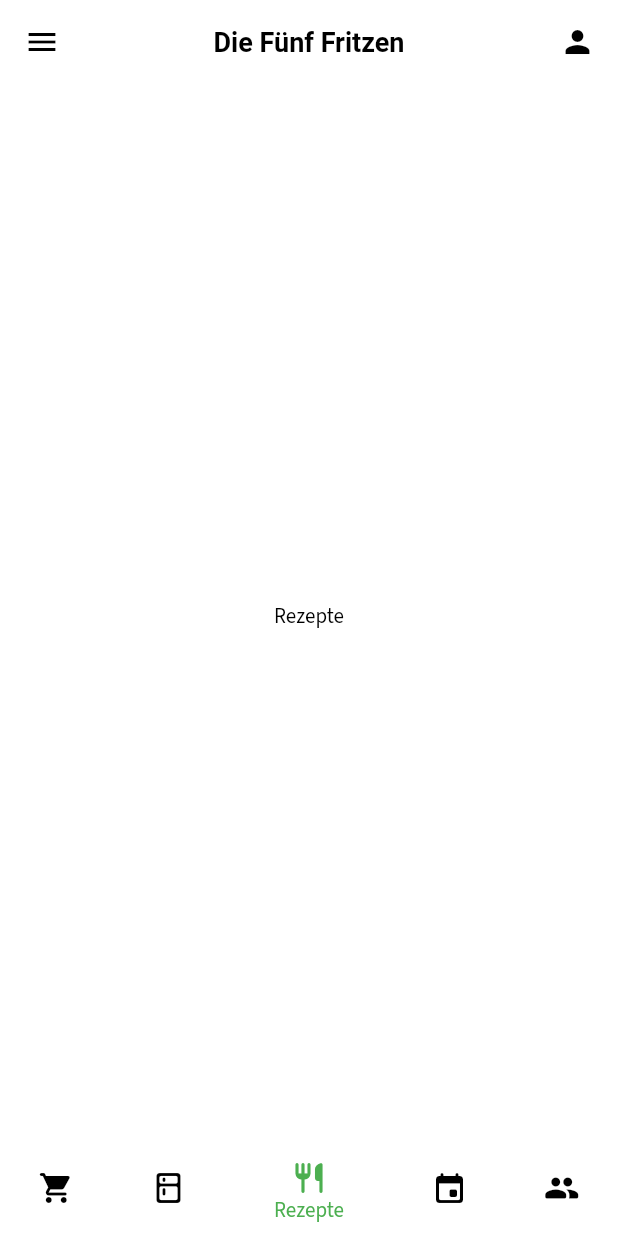
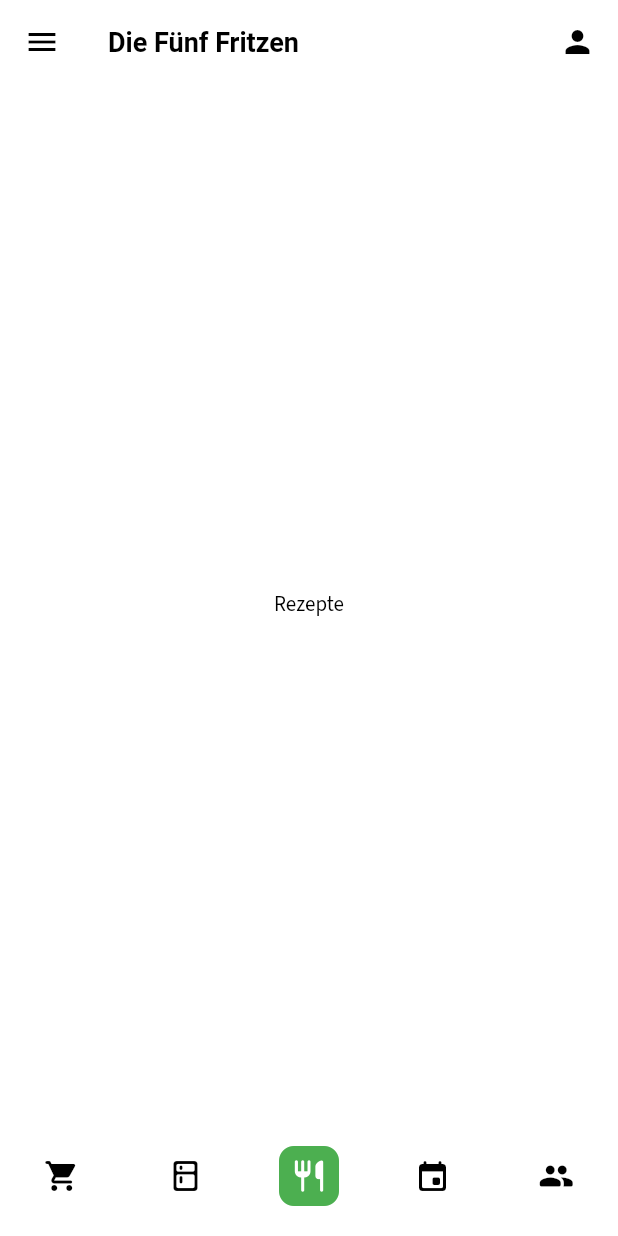
Before and after one commit to Cooljungs/Meal-Manager, a Flutter app: the screen it shows after launch, on a phone screen of 412 x 824 dp. Run offline on Flutter 3.47's test engine with Material 2 defaults, Android fonts, the phone set to English and light mode, and no system bars; our stand-ins replace google_fonts.

Commit message:
Neues Icon + Einkaufsliste Upgrade

```diff
--- a/lib/.themes.dart
+++ b/lib/.themes.dart
@@ -16,9 +16,10 @@
       primaryColor: Colors.white,
       primarySwatch: white,
       accentColor: Colors.black,
-      highlightColor: Colors.green,
+      focusColor: Colors.green,
       cardColor: Colors.grey[100],
       canvasColor: Colors.white,
+      disabledColor: Colors.green.withOpacity(0.2),
       backgroundColor: Colors.grey[100],
       scaffoldBackgroundColor: Colors.white,
       visualDensity: VisualDensity.adaptivePlatformDensity,
@@ -29,6 +30,10 @@
           backgroundColor: Colors.red,
         ),
       ),
+
+      iconTheme: IconThemeData(color: Colors.black),
+      primaryIconTheme: IconThemeData(color: Colors.black),
+      accentIconTheme: IconThemeData(color: Colors.black),
 
       /// text
       primaryTextTheme:
@@ -79,7 +84,7 @@
       primaryColor: Colors.black,
       primarySwatch: black,
       accentColor: Colors.white,
-      highlightColor: Colors.green,
+      focusColor: Colors.green,
       cardColor: Colors.black,
       canvasColor: Colors.black,
       backgroundColor: Colors.grey[900],
@@ -92,6 +97,8 @@
           backgroundColor: Colors.red,
         ),
       ),
+
+      iconTheme: IconThemeData(color: Colors.black),
 
       /// text
       primaryTextTheme:
--- a/lib/main.dart
+++ b/lib/main.dart
@@ -1,8 +1,9 @@
 import 'package:flutter/material.dart';
+import 'package:meal_manager/presentation/app_icons.dart';
 import '.themes.dart';
 import 'pageShopping.dart';
 import 'pageFridge.dart';
-import 'pageHome.dart';
+import 'pageRecipes.dart';
 import 'pageWeek.dart';
 import 'pageGroup.dart';
 
@@ -25,8 +26,8 @@
 class _MainState extends State<Main> {
   final PageController controller = PageController(initialPage: 0);
 
-  List pageList = [Shopping(), Fridge(), Home(), Week(), Group()];
-  int current_index = 2;
+  List pageList = [Shopping(), Fridge(), Recipes(), Week(), Group()];
+  int currentIndex = 2;
 
   @override
   Widget build(BuildContext context) {
@@ -37,18 +38,20 @@
           title: Text("Die Fünf Fritzen"),
           actions: [Icon(Icons.person), SizedBox(height: 5, width: 15)],
           elevation: 0,
-          centerTitle: true,
+          centerTitle: false,
         ),
-        body: pageList[current_index],
+        body: pageList[currentIndex],
         bottomNavigationBar: BottomNavigationBar(
-          currentIndex: current_index,
+          currentIndex: currentIndex,
+          type: BottomNavigationBarType.fixed,
           elevation: 0,
-          selectedItemColor: Theme.of(context).highlightColor,
+          selectedItemColor: Theme.of(context).focusColor,
           unselectedItemColor: Theme.of(context).accentColor,
-          backgroundColor: Colors.green,
+          backgroundColor: Theme.of(context).primaryColor,
           showUnselectedLabels: false,
+          showSelectedLabels: currentIndex == 2 ? false : false,
           onTap: (value) {
-            setState(() => current_index = value);
+            setState(() => currentIndex = value);
           },
           items: [
             BottomNavigationBarItem(
@@ -60,7 +63,10 @@
               label: "Kühlschrank",
             ),
             BottomNavigationBarItem(
-              icon: Icon(Icons.restaurant_rounded),
+              icon: Icon(
+                AppIcons.recipes,
+                size: 40,
+              ),
               label: "Rezepte",
             ),
             BottomNavigationBarItem(
--- a/lib/pageGroup.dart
+++ b/lib/pageGroup.dart
@@ -114,7 +114,7 @@
                     height: 42,
                     width: 42,
                     decoration: BoxDecoration(
-                      color: Theme.of(context).highlightColor,
+                      color: Theme.of(context).focusColor,
                       borderRadius: BorderRadius.circular(16),
                     ),
                     child:
--- a/lib/pageHome.dart
+++ b/lib/pageRecipes.dart
@@ -1,12 +1,11 @@
 import 'package:flutter/material.dart';
-import 'package:flutter/rendering.dart';
 
-class Home extends StatefulWidget {
+class Recipes extends StatefulWidget {
   @override
-  _HomeState createState() => _HomeState();
+  _RecipesState createState() => _RecipesState();
 }
 
-class _HomeState extends State<Home> {
+class _RecipesState extends State<Recipes> {
   @override
   Widget build(BuildContext context) {
     return Center(
--- /dev/null
+++ b/lib/presentation/app_icons.dart
@@ -0,0 +1,25 @@
+/// Flutter icons AppIcons
+/// Copyright (C) 2021 by original authors @ fluttericon.com, fontello.com
+/// This font was generated by FlutterIcon.com, which is derived from Fontello.
+///
+/// To use this font, place it in your fonts/ directory and include the
+/// following in your pubspec.yaml
+///
+/// flutter:
+///   fonts:
+///    - family:  AppIcons
+///      fonts:
+///       - asset: fonts/AppIcons.ttf
+///
+///
+///
+import 'package:flutter/widgets.dart';
+
+class AppIcons {
+  AppIcons._();
+
+  static const _kFontFam = 'AppIcons';
+  static const String? _kFontPkg = null;
+
+  static const IconData recipes = IconData(0xe802, fontFamily: _kFontFam, fontPackage: _kFontPkg);
+}
```
Also changed, not shown: lib/pageShopping.dart (+20 -17 lines), pubspec.yaml (+4 -14 lines), assets/.ressources/Icons/Flutter/app_icons.dart (added), assets/.ressources/Icons/Flutter/config.json (added), assets/.ressources/Icons/Flutter/fonts/AppIcons.ttf (added), assets/.ressources/Icons/herz_outline.svg (added), assets/.ressources/Icons/rezepte_custom_v1.svg (added), assets/.ressources/Rezepte/Rezept_Bauernfrühstück.jpg (added), assets/.ressources/Rezepte/Rezept_ChickenShorba.gif (added), assets/.ressources/Rezepte/Rezept_Pfannkuchen.jpg (added), assets/fonts/AppIcons.ttf (added), 1 other file.
